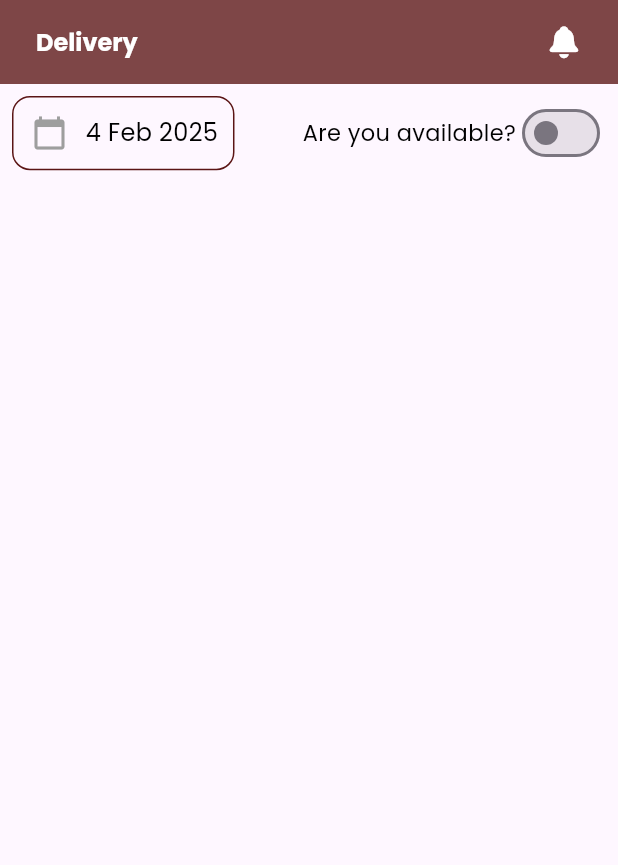
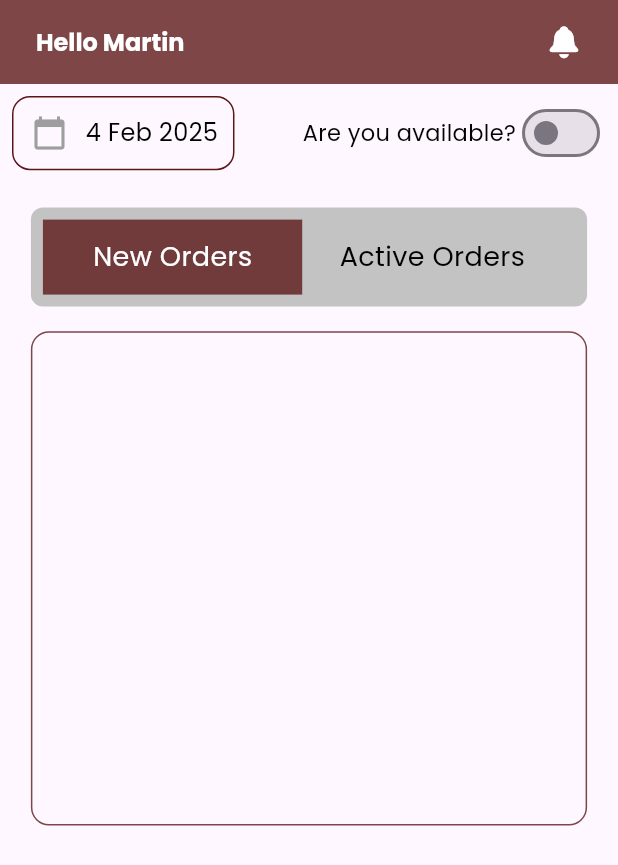
Before and after one commit to JohnGastone/Delivery-Pal, a Flutter app: the HomePage screen opened directly, on a phone screen of 412 x 824 dp. Shown: the top 865 px of the screen. Run offline on Flutter 3.47's test engine with Material 3 defaults, Android fonts, the phone set to English and light mode, and no system bars; our stand-ins replace google_fonts.

Commit message:
feat: Implement order selection and availability toggle in HomePage

```diff
--- a/lib/Delivery/HomePage.dart
+++ b/lib/Delivery/HomePage.dart
@@ -11,11 +11,19 @@ class HomePage extends StatefulWidget {
 
 class _HomePageState extends State<HomePage> {
   bool isAvailable = false;
+  String _selectedOption = 'New Orders'; //
   final _datePickerController = TextEditingController();
 
   String _formatTodayDate() {
     DateTime now = DateTime.now();
     return "${now.day} ${_getMonthName(now.month)} ${now.year}";
+  }
+
+  void _toggleSelectedOption(String option) {
+    // Update the state with the new selected option
+    setState(() {
+      _selectedOption = option;
+    });
   }
 
   @override
@@ -32,7 +40,7 @@ class _HomePageState extends State<HomePage> {
             mainAxisAlignment: MainAxisAlignment.spaceBetween,
             children: [
               Text(
-                "Delivery",
+                "Hello Martin",
                 style: GoogleFonts.poppins(
                     fontSize: 16,
                     fontWeight: FontWeight.bold,
@@ -48,7 +56,11 @@ class _HomePageState extends State<HomePage> {
       ),
       body: Stack(
         children: [
-          Padding(
+          Positioned(
+            right: 0,
+            left: 0,
+            top: 0,
+            child: Padding(
               padding: const EdgeInsets.all(8.0),
               child: Row(
                 mainAxisAlignment: MainAxisAlignment.spaceBetween,
@@ -79,8 +91,8 @@ class _HomePageState extends State<HomePage> {
                                 return Theme(
                                   data: Theme.of(context).copyWith(
                                     colorScheme: ColorScheme.light(
-                                    primary:
-                                        Color(0xFF5B1515), // Dark Red as in UI
+                                      primary: Color(
+                                          0xFF5B1515), // Dark Red as in UI
                                       onPrimary: Colors.white,
                                       onSurface: Colors.black,
                                     ),
@@ -134,7 +146,107 @@ class _HomePageState extends State<HomePage> {
                   ),
                 ],
               ),
+            ),
+          ),
+          Positioned(
+            top: screenHeight * 0.1,
+            left: 0,
+            right: 0,
+            child: Center(
+              child: Container(
+                width: screenWidth * 0.9,
+                decoration: BoxDecoration(
+                    borderRadius: BorderRadius.circular(8),
+                    color: const Color.fromARGB(255, 196, 195, 195)),
+                child: Padding(
+                  padding: const EdgeInsets.all(8.0),
+                  child: Row(
+                    children: [
+                      // New Orders button
+                      GestureDetector(
+                        onTap: () => _toggleSelectedOption('New Orders'),
+                        child: Container(
+                          width: screenWidth * 0.42,
+                          height: 50,
+                          decoration: BoxDecoration(
+                            color: _selectedOption == 'New Orders'
+                                ? Color.fromARGB(200, 91, 21, 21)
+                                : const Color.fromARGB(255, 196, 195, 195),
+                          ),
+                          child: Center(
+                            child: Text(
+                              "New Orders",
+                              style: GoogleFonts.poppins(
+                                fontSize: 18,
+                                color: _selectedOption == 'New Orders'
+                                    ? Colors.white
+                                    : Colors.black,
+                              ),
+                            ),
+                          ),
+                        ),
+                      ),
+                      // Active Orders button
+                      GestureDetector(
+                        onTap: () => _toggleSelectedOption('Active Orders'),
+                        child: Container(
+                          width: screenWidth * 0.42,
+                          height: 50,
+                          decoration: BoxDecoration(
+                            color: _selectedOption == 'Active Orders'
+                                ? Color.fromARGB(200, 91, 21, 21)
+                                : const Color.fromARGB(255, 196, 195, 195),
+                          ),
+                          child: Center(
+                            child: Text(
+                              "Active Orders",
+                              style: GoogleFonts.poppins(
+                                fontSize: 18,
+                                color: _selectedOption == 'Active Orders'
+                                    ? Colors.white
+                                    : Colors.black,
+                              ),
+                            ),
+                          ),
+                        ),
+                      ),
+                    ],
+                  ),
+                ),
+              ),
+            ),
+          ),
+          Positioned(
+            top: screenHeight * 0.2,
+            left: 0,
+            right: 0,
+            child: SizedBox(
+              height: screenHeight * 0.02,
+            ),
+          ),
+          Positioned(
+            top: screenHeight * 0.2,
+            left: 0,
+            right: 0,
+            child: SingleChildScrollView(
+              child: Center(
+                child: Column(
+                  crossAxisAlignment: CrossAxisAlignment.start,
+                  children: [
+                    Container(
+                      width: screenWidth * 0.9,
+                      height: screenHeight * 0.4,
+                      decoration: BoxDecoration(
+                          borderRadius: BorderRadius.all(Radius.circular(12)),
+                          border: Border.all(
+                              width: 1,
+                              color: Color.fromARGB(200, 91, 21, 21))),
                     )
+                  ],
+                ),
+              ),
+            ),
+          ),
         ],
       ),
     );
```
Lines whose indentation alone changed are shown as unchanged.
